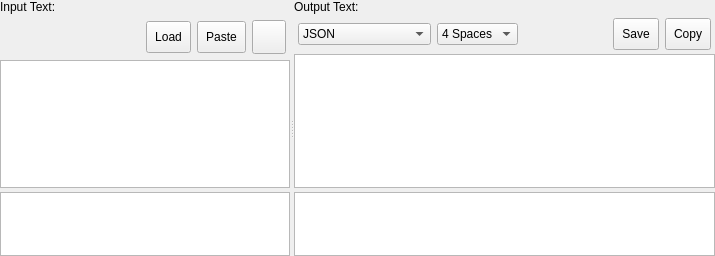
Before: the Qt Designer form gui/data_conversion/data_conversion_gui.ui in LotusAndCompany/devtools, drawn with Qt 5.
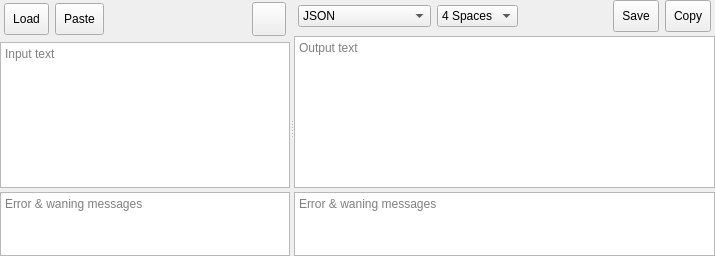
After: the same form once the commit is applied. Icons and pictures are not drawn.

Commit message: Update UI Exclude html from translation target Implement clear button

What changed in the file:
```diff
--- a/gui/data_conversion/data_conversion_gui.ui
+++ b/gui/data_conversion/data_conversion_gui.ui
@@ -26,17 +26,10 @@
     <enum>Qt::Orientation::Horizontal</enum>
    </property>
    <widget class="QWidget" name="layoutWidget">
-    <layout class="QVBoxLayout" name="verticalLayout" stretch="0,0,0,0">
+    <layout class="QVBoxLayout" name="verticalLayout" stretch="0,0,0">
      <property name="spacing">
       <number>4</number>
      </property>
-     <item>
-      <widget class="QLabel" name="label">
-       <property name="text">
-        <string>Input Text:</string>
-       </property>
-      </widget>
-     </item>
      <item>
       <widget class="QWidget" name="widget" native="true">
        <property name="sizePolicy">
@@ -64,19 +57,6 @@
         <property name="bottomMargin">
          <number>0</number>
         </property>
-        <item>
-         <spacer name="horizontalSpacer">
-          <property name="orientation">
-           <enum>Qt::Orientation::Horizontal</enum>
-          </property>
-          <property name="sizeHint" stdset="0">
-           <size>
-            <width>40</width>
-            <height>20</height>
-           </size>
-          </property>
-         </spacer>
-        </item>
         <item>
          <widget class="QPushButton" name="loadButton">
           <property name="styleSheet">
@@ -104,7 +84,20 @@
          </widget>
         </item>
         <item>
-         <widget class="QPushButton" name="closeButton">
+         <spacer name="horizontalSpacer">
+          <property name="orientation">
+           <enum>Qt::Orientation::Horizontal</enum>
+          </property>
+          <property name="sizeHint" stdset="0">
+           <size>
+            <width>40</width>
+            <height>20</height>
+           </size>
+          </property>
+         </spacer>
+        </item>
+        <item>
+         <widget class="QPushButton" name="clearButton">
           <property name="sizePolicy">
            <sizepolicy hsizetype="Fixed" vsizetype="Fixed">
             <horstretch>0</horstretch>
@@ -167,6 +160,9 @@
        <property name="acceptRichText">
         <bool>false</bool>
        </property>
+       <property name="placeholderText">
+        <string>Input text</string>
+       </property>
       </widget>
      </item>
      <item>
@@ -177,6 +173,22 @@
          <height>64</height>
         </size>
        </property>
+       <property name="html">
+        <string notr="true">&lt;!DOCTYPE HTML PUBLIC &quot;-//W3C//DTD HTML 4.0//EN&quot; &quot;http://www.w3.org/TR/REC-html40/strict.dtd&quot;&gt;
+&lt;html&gt;&lt;head&gt;&lt;meta name=&quot;qrichtext&quot; content=&quot;1&quot; /&gt;&lt;meta charset=&quot;utf-8&quot; /&gt;&lt;style type=&quot;text/css&quot;&gt;
+p, li { white-space: pre-wrap; }
+hr { height: 1px; border-width: 0; }
+li.unchecked::marker { content: &quot;\2610&quot;; }
+li.checked::marker { content: &quot;\2612&quot;; }
+&lt;/style&gt;&lt;/head&gt;&lt;body style=&quot; font-family:'.AppleSystemUIFont'; font-size:13pt; font-weight:400; font-style:normal;&quot;&gt;
+&lt;p style=&quot;-qt-paragraph-type:empty; margin-top:0px; margin-bottom:0px; margin-left:0px; margin-right:0px; -qt-block-indent:0; text-indent:0px;&quot;&gt;&lt;br /&gt;&lt;/p&gt;&lt;/body&gt;&lt;/html&gt;</string>
+       </property>
+       <property name="textInteractionFlags">
+        <set>Qt::TextInteractionFlag::TextSelectableByKeyboard|Qt::TextInteractionFlag::TextSelectableByMouse</set>
+       </property>
+       <property name="placeholderText">
+        <string>Error &amp; waning messages</string>
+       </property>
       </widget>
      </item>
     </layout>
@@ -186,13 +198,6 @@
      <property name="spacing">
       <number>4</number>
      </property>
-     <item>
-      <widget class="QLabel" name="label_2">
-       <property name="text">
-        <string>Output Text:</string>
-       </property>
-      </widget>
-     </item>
      <item>
       <widget class="QWidget" name="widget_2" native="true">
        <layout class="QHBoxLayout" name="outputActionButtonLayout">
@@ -316,6 +321,9 @@
        <property name="textInteractionFlags">
         <set>Qt::TextInteractionFlag::TextSelectableByKeyboard|Qt::TextInteractionFlag::TextSelectableByMouse</set>
        </property>
+       <property name="placeholderText">
+        <string>Output text</string>
+       </property>
        <property name="openLinks">
         <bool>false</bool>
        </property>
@@ -329,6 +337,22 @@
          <height>64</height>
         </size>
        </property>
+       <property name="html">
+        <string notr="true">&lt;!DOCTYPE HTML PUBLIC &quot;-//W3C//DTD HTML 4.0//EN&quot; &quot;http://www.w3.org/TR/REC-html40/strict.dtd&quot;&gt;
+&lt;html&gt;&lt;head&gt;&lt;meta name=&quot;qrichtext&quot; content=&quot;1&quot; /&gt;&lt;meta charset=&quot;utf-8&quot; /&gt;&lt;style type=&quot;text/css&quot;&gt;
+p, li { white-space: pre-wrap; }
+hr { height: 1px; border-width: 0; }
+li.unchecked::marker { content: &quot;\2610&quot;; }
+li.checked::marker { content: &quot;\2612&quot;; }
+&lt;/style&gt;&lt;/head&gt;&lt;body style=&quot; font-family:'.AppleSystemUIFont'; font-size:13pt; font-weight:400; font-style:normal;&quot;&gt;
+&lt;p style=&quot;-qt-paragraph-type:empty; margin-top:0px; margin-bottom:0px; margin-left:0px; margin-right:0px; -qt-block-indent:0; text-indent:0px;&quot;&gt;&lt;br /&gt;&lt;/p&gt;&lt;/body&gt;&lt;/html&gt;</string>
+       </property>
+       <property name="textInteractionFlags">
+        <set>Qt::TextInteractionFlag::TextSelectableByKeyboard|Qt::TextInteractionFlag::TextSelectableByMouse</set>
+       </property>
+       <property name="placeholderText">
+        <string>Error &amp; waning messages</string>
+       </property>
       </widget>
      </item>
     </layout>
```
The commit also changes 3 other files.
